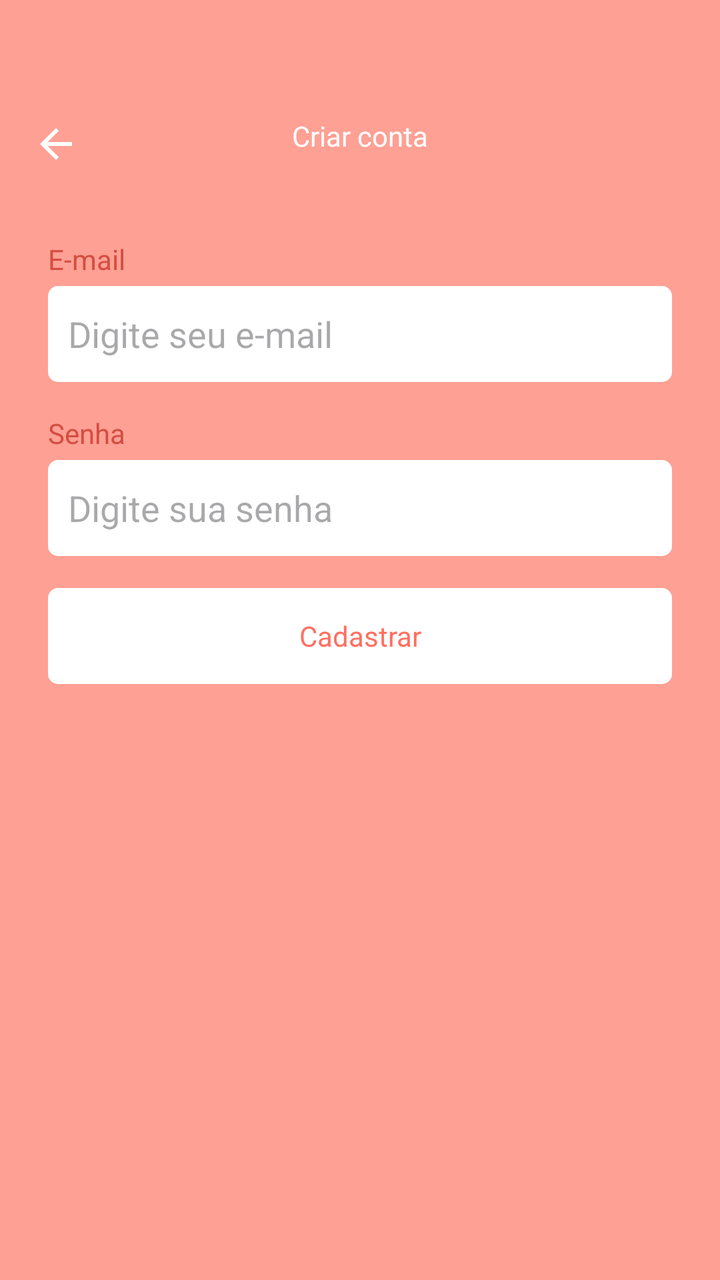
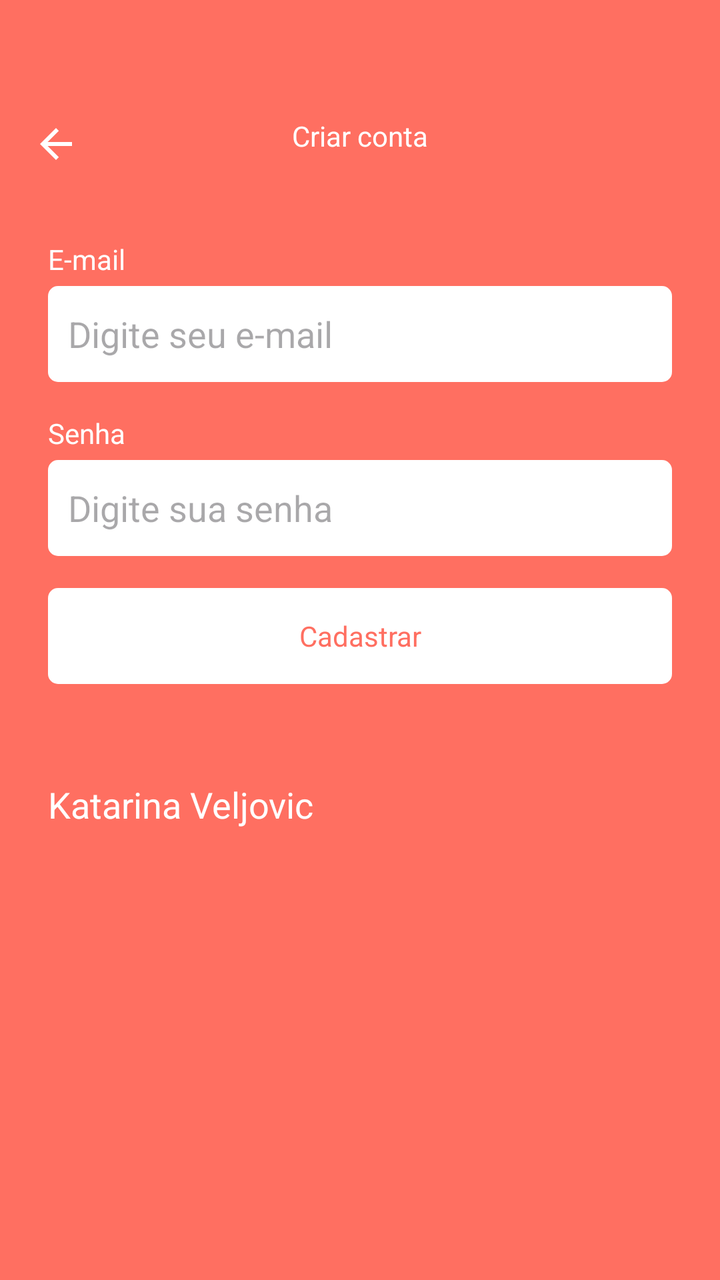

Before-and-after screenshots of an Android layout around one commit, followed by the original layout XML and the change that was made.
<!-- AndroidManifest.xml: application theme Theme.Task4 -->
<!-- res/layout/fragment_register.xml -->
<?xml version="1.0" encoding="utf-8"?>
<ScrollView xmlns:android="http://schemas.android.com/apk/res/android"
    xmlns:tools="http://schemas.android.com/tools"
    xmlns:app="http://schemas.android.com/apk/res-auto"
    android:layout_width="match_parent"
    android:layout_height="match_parent"
    android:fillViewport="true"
    android:background="@color/colorAccent"
    tools:context=".ui.auth.RegisterFragment">

    <LinearLayout
        android:id="@+id/linearLayout1"
        android:layout_width="match_parent"
        android:layout_height="wrap_content"
        android:orientation="vertical">

        <com.google.android.material.appbar.MaterialToolbar
            android:id="@+id/toolbar"
            android:layout_width="match_parent"
            android:layout_height="wrap_content"
            app:navigationIcon="@drawable/ic_back"
            android:paddingTop="40dp">

            <TextView
                android:layout_width="wrap_content"
                android:layout_height="wrap_content"
                android:text="Criar conta"
                android:textColor="@color/white"
                android:layout_gravity="center_horizontal"
               />
        </com.google.android.material.appbar.MaterialToolbar>

        <LinearLayout
            android:id="@+id/linearLayout2"
            android:layout_width="match_parent"
            android:layout_height="wrap_content"
            android:orientation="vertical"
            android:padding="24dp">

            <TextView
                android:layout_width="wrap_content"
                android:layout_height="wrap_content"
                android:text="E-mail"
                android:textColor="@color/colorPrimaryVariant"/>

            <EditText
                android:id="@+id/edittextEmail"
                android:layout_width="match_parent"
                android:layout_height="48dp"
                android:hint="Digite seu e-mail"
                android:inputType="textEmailAddress"
                android:padding="10dp"
                android:layout_marginTop="4dp"
                android:background="@drawable/bg_edit_text"/>

            <TextView
                android:layout_width="wrap_content"
                android:layout_height="wrap_content"
                android:text="Senha"
                android:textColor="@color/colorPrimaryVariant"
                android:layout_marginTop="16dp"/>

            <EditText
                android:id="@+id/edittextSenha"
                android:layout_width="match_parent"
                android:layout_height="48dp"
                android:inputType="textPassword"
                android:hint="Digite sua senha"
                android:padding="10dp"
                android:layout_marginTop="4dp"
                android:background="@drawable/bg_edit_text"/>

            <com.google.android.material.button.MaterialButton
                android:id="@+id/buttonRegister"
                style="@style/ButtonTheme"
                android:layout_width="match_parent"
                android:layout_height="wrap_content"
                android:text="Cadastrar"
                android:layout_marginTop="16dp"/>

            <ProgressBar
                android:layout_width="wrap_content"
                android:layout_height="wrap_content"
                android:id="@+id/progressBar"
                android:indeterminateTint="@color/colorPrimary"
                android:layout_gravity="center"
                android:visibility="invisible"
                tools:visibility="visible"/>
        </LinearLayout>
    </LinearLayout>
</ScrollView>
<!-- resources referenced by this layout -->
<resources>
  <color name="colorAccent">#FFA094</color>
  <color name="colorPrimary">#FF6F61</color>
  <color name="colorPrimaryVariant">#D34E41</color>
  <color name="white">#FFFFFF</color>
  <!-- drawable bg_edit_text (drawable) -->
  <?xml version="1.0" encoding="utf-8"?>
  <shape xmlns:android="http://schemas.android.com/apk/res/android"
      android:shape="rectangle">
  
      <solid android:color="@color/white"/>
      <corners android:radius="5dp"/>
  </shape>
  <!-- drawable ic_back (drawable) -->
  <vector xmlns:android="http://schemas.android.com/apk/res/android" android:autoMirrored="true" android:height="24dp" android:tint="#FFFFFF" android:viewportHeight="24" android:viewportWidth="24" android:width="24dp">
        
      <path android:fillColor="@android:color/white" android:pathData="M20,11H7.83l5.59,-5.59L12,4l-8,8 8,8 1.41,-1.41L7.83,13H20v-2z"/>
      
  </vector>
  <style name="ButtonTheme" parent="Theme.MaterialComponents.DayNight.NoActionBar">
          <item name="android:background">@drawable/bg_btn</item>
          <item name="android:textAllCaps">false</item>
          <item name="android:textColor">@color/color_default</item>
          <item name="backgroundTint">@null</item>
      </style>
  <style name="Theme.Task4" parent="Base.Theme.Task4" />
  <!-- drawable bg_btn (drawable) -->
  <?xml version="1.0" encoding="utf-8"?>
  <shape xmlns:android="http://schemas.android.com/apk/res/android"
      android:shape="rectangle">
  
      <solid android:color="@color/white"/>
      <corners android:radius="5dp"/>
  </shape>
  <color name="color_default">#FF6F61</color>
  <style name="Base.Theme.Task4" parent="Theme.Material3.DayNight.NoActionBar">
          <item name="colorPrimary">@color/colorPrimary</item>
          <item name="colorPrimaryVariant">@color/colorPrimaryVariant</item>
          <item name="android:windowBackground">@color/color_default</item>
          <item name="colorAccent">@color/colorAccent</item>
      </style>
</resources>

<!-- the commit's change to res/layout/fragment_register.xml (unified diff, before → after) -->
@@ -5,7 +5,7 @@
     android:layout_width="match_parent"
     android:layout_height="match_parent"
     android:fillViewport="true"
-    android:background="@color/colorAccent"
+
     tools:context=".ui.auth.RegisterFragment">
 
     <LinearLayout
@@ -37,11 +37,12 @@
             android:orientation="vertical"
             android:padding="24dp">
 
+
             <TextView
                 android:layout_width="wrap_content"
                 android:layout_height="wrap_content"
                 android:text="E-mail"
-                android:textColor="@color/colorPrimaryVariant"/>
+                android:textColor="@color/white"/>
 
             <EditText
                 android:id="@+id/edittextEmail"
@@ -57,7 +58,7 @@
                 android:layout_width="wrap_content"
                 android:layout_height="wrap_content"
                 android:text="Senha"
-                android:textColor="@color/colorPrimaryVariant"
+                android:textColor="@color/white"
                 android:layout_marginTop="16dp"/>
 
             <EditText
@@ -78,14 +79,24 @@
                 android:text="Cadastrar"
                 android:layout_marginTop="16dp"/>
 
+
             <ProgressBar
                 android:layout_width="wrap_content"
                 android:layout_height="wrap_content"
                 android:id="@+id/progressBar"
-                android:indeterminateTint="@color/colorPrimary"
+                android:indeterminateTint="@color/color_default"
                 android:layout_gravity="center"
                 android:visibility="invisible"
                 tools:visibility="visible"/>
+            <TextView
+                android:text="Katarina Veljovic"
+                android:layout_width="wrap_content"
+                android:layout_height="wrap_content"
+                android:textColor="@color/white"
+                android:textAlignment="center"
+                android:textSize="18sp"
+
+                />
         </LinearLayout>
     </LinearLayout>
 </ScrollView>
